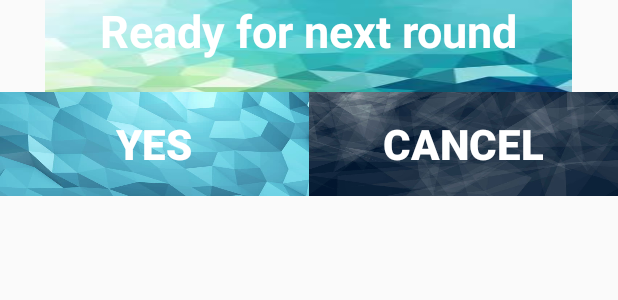
After one commit to bliang9/CasinochipCountingApp, an Android app: the layout dialog_nextround.xml on its own in the app's theme, with its tools: preview values and no code run, on a phone screen of 412 x 824 dp. The commit adds this screen. Shown: the top 300 px of the screen. Run offline under Robolectric (Android 15) with nearby library versions, the light colour scheme and no system bars.

Commit message:
new features

```diff
--- /dev/null
+++ b/app/src/main/res/layout/dialog_nextround.xml
@@ -0,0 +1,46 @@
+<?xml version="1.0" encoding="utf-8"?>
+<LinearLayout xmlns:android="http://schemas.android.com/apk/res/android"
+    android:orientation="vertical" android:layout_width="match_parent"
+    android:layout_height="match_parent">
+
+    <TextView
+        android:id="@+id/readyNext"
+        android:layout_width="351dp"
+        android:layout_height="61dp"
+        android:layout_gravity="center"
+        android:background="@drawable/textview_texture"
+        android:text="Ready for next round"
+        android:textAlignment="center"
+        android:textColor="@color/common_google_signin_btn_text_dark_default"
+        android:textSize="30sp"
+        android:textStyle="bold" />
+
+    <LinearLayout
+        android:layout_width="match_parent"
+        android:layout_height="69dp"
+        android:orientation="horizontal">
+
+        <Button
+            android:id="@+id/confirmReady"
+            android:layout_width="107dp"
+            android:layout_height="match_parent"
+            android:layout_weight="1"
+            android:background="@drawable/button_texture4"
+            android:text="YES"
+            android:textColor="@color/common_google_signin_btn_text_dark_default"
+            android:textSize="28dp"
+            android:textStyle="bold" />
+
+        <Button
+            android:id="@+id/cancelReady"
+            android:layout_width="107dp"
+            android:layout_height="match_parent"
+            android:layout_weight="1"
+            android:background="@drawable/button_texture2"
+            android:text="CANCEL"
+            android:textColor="@color/common_google_signin_btn_text_dark_default"
+            android:textSize="28dp"
+            android:textStyle="bold" />
+    </LinearLayout>
+
+</LinearLayout>
```
Also changed, not shown: app/src/main/java/com/example/casinochipcountingapp/GameActivity.java (+60 -6 lines), app/src/main/res/layout/activity_game.xml (+99 -36 lines), app/src/main/res/layout/recordlist.xml (added, +17 -0 lines), app/src/main/res/drawable/button_texture.webp (added), app/src/main/res/drawable/button_texture2.jpg (added), app/src/main/res/drawable/button_texture3.jpg (added), app/src/main/res/drawable/button_texture4.jpg (added), app/src/main/res/drawable/minus_sign.png (added), app/src/main/res/drawable/plus_sign.png (added), app/src/main/res/drawable/textview_texture.jpg (added), app/src/main/res/drawable/textview_texture2.jpg (added).
